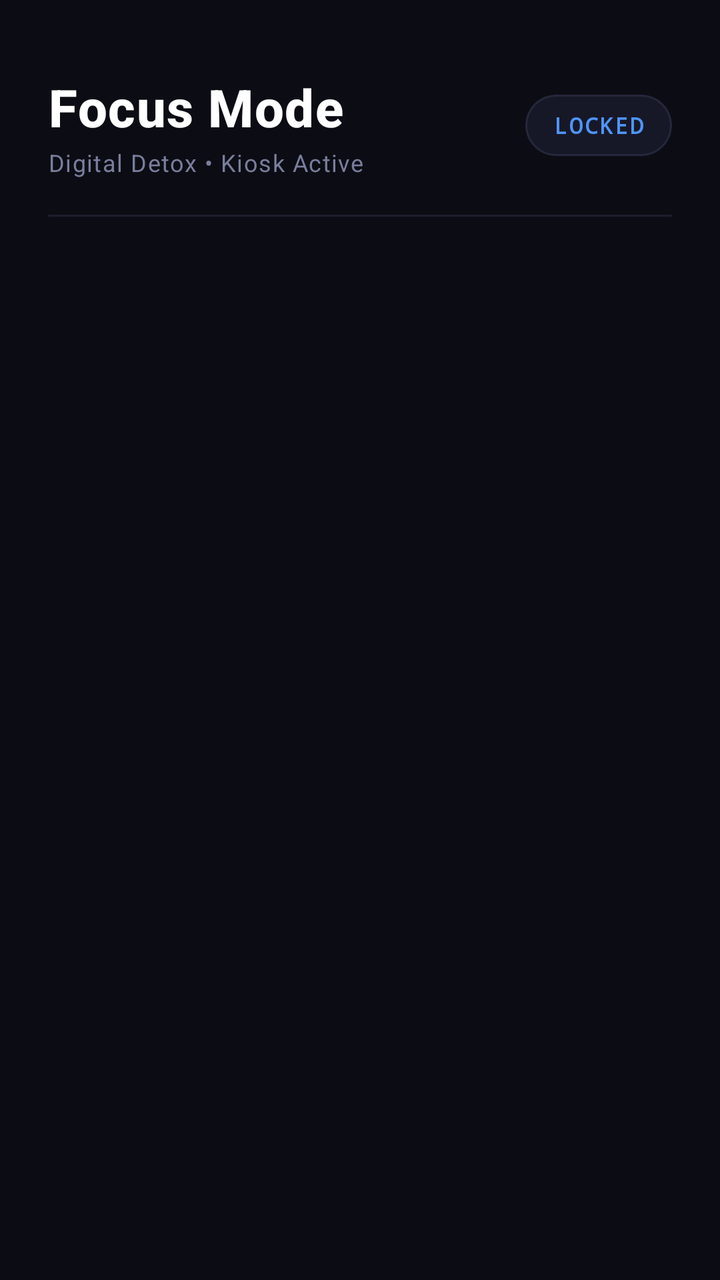
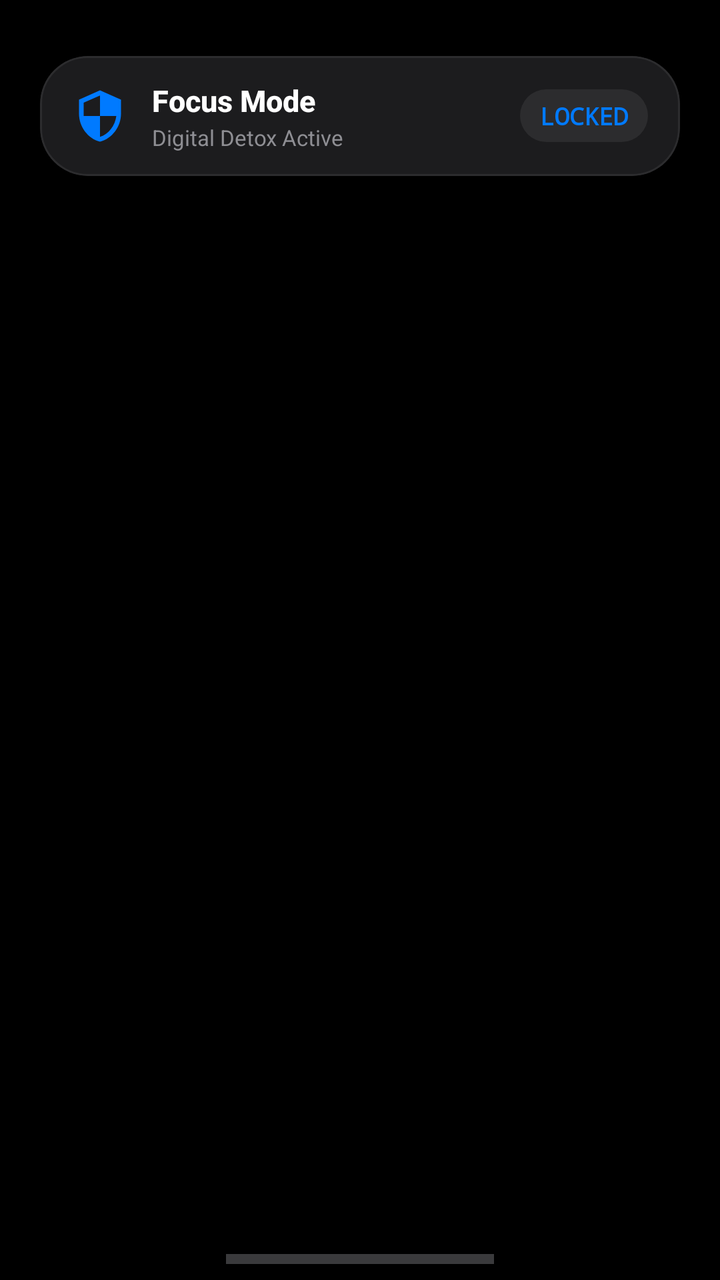

An Android layout rendered at two revisions. The XML below is the earlier revision; the diff shows what the commit changed to produce the second picture.
<!-- AndroidManifest.xml: application theme Theme.FocusKiosk -->
<!-- res/layout/activity_home_launcher.xml -->
<?xml version="1.0" encoding="utf-8"?>
<androidx.constraintlayout.widget.ConstraintLayout
    xmlns:android="http://schemas.android.com/apk/res/android"
    xmlns:app="http://schemas.android.com/apk/res-auto"
    android:layout_width="match_parent"
    android:layout_height="match_parent"
    android:background="#0C0D14">

    
    <LinearLayout
        android:id="@+id/headerLayout"
        android:layout_width="0dp"
        android:layout_height="wrap_content"
        android:orientation="vertical"
        android:paddingStart="24dp"
        android:paddingEnd="24dp"
        android:paddingTop="36dp"
        android:paddingBottom="12dp"
        app:layout_constraintTop_toTopOf="parent"
        app:layout_constraintStart_toStartOf="parent"
        app:layout_constraintEnd_toEndOf="parent">

        <LinearLayout
            android:layout_width="match_parent"
            android:layout_height="wrap_content"
            android:orientation="horizontal"
            android:gravity="center_vertical">

            <LinearLayout
                android:layout_width="0dp"
                android:layout_height="wrap_content"
                android:layout_weight="1"
                android:orientation="vertical">

                <TextView
                    android:id="@+id/tvTitle"
                    android:layout_width="wrap_content"
                    android:layout_height="wrap_content"
                    android:text="Focus Mode"
                    android:textColor="#FFFFFF"
                    android:textSize="26sp"
                    android:textStyle="bold"
                    android:fontFamily="sans-serif-medium"
                    android:letterSpacing="0.02" />

                <TextView
                    android:id="@+id/tvSubtitle"
                    android:layout_width="wrap_content"
                    android:layout_height="wrap_content"
                    android:layout_marginTop="2dp"
                    android:text="Digital Detox • Kiosk Active"
                    android:textColor="#7A7E9D"
                    android:textSize="12sp"
                    android:letterSpacing="0.04" />
            </LinearLayout>

            
            <com.google.android.material.card.MaterialCardView
                android:id="@+id/cardCountdown"
                android:layout_width="wrap_content"
                android:layout_height="wrap_content"
                app:cardCornerRadius="16dp"
                app:cardElevation="0dp"
                app:strokeWidth="1dp"
                app:strokeColor="#25273C"
                app:cardBackgroundColor="#171827">

                <TextView
                    android:id="@+id/tvCountdown"
                    android:layout_width="wrap_content"
                    android:layout_height="wrap_content"
                    android:paddingStart="14dp"
                    android:paddingEnd="14dp"
                    android:paddingTop="8dp"
                    android:paddingBottom="8dp"
                    android:text="LOCKED"
                    android:textColor="#4E95FF"
                    android:textSize="11sp"
                    android:textStyle="bold"
                    android:letterSpacing="0.08"
                    android:fontFamily="monospace" />
            </com.google.android.material.card.MaterialCardView>

        </LinearLayout>

        <View
            android:layout_width="match_parent"
            android:layout_height="1dp"
            android:layout_marginTop="18dp"
            android:background="#1B1D2F" />

    </LinearLayout>

    
    <androidx.recyclerview.widget.RecyclerView
        android:id="@+id/rvApps"
        android:layout_width="0dp"
        android:layout_height="0dp"
        android:paddingStart="12dp"
        android:paddingEnd="12dp"
        android:paddingTop="8dp"
        android:paddingBottom="24dp"
        android:clipToPadding="false"
        app:layout_constraintTop_toBottomOf="@id/headerLayout"
        app:layout_constraintBottom_toBottomOf="parent"
        app:layout_constraintStart_toStartOf="parent"
        app:layout_constraintEnd_toEndOf="parent" />

</androidx.constraintlayout.widget.ConstraintLayout>
<!-- resources referenced by this layout -->
<resources>
  <style name="Theme.FocusKiosk" parent="Theme.MaterialComponents.DayNight.NoActionBar">
          <item name="colorPrimary">#1A1A2E</item>
          <item name="colorPrimaryVariant">#16213E</item>
          <item name="colorOnPrimary">#FFFFFF</item>
          <item name="colorSecondary">#0F3460</item>
          <item name="colorOnSecondary">#FFFFFF</item>
          <item name="android:windowBackground">#0D0D0D</item>
          <item name="android:statusBarColor">#1A1A2E</item>
          <item name="android:navigationBarColor">#1A1A2E</item>
      </style>
</resources>

<!-- the commit's change to res/layout/activity_home_launcher.xml (unified diff, before → after) -->
@@ -4,7 +4,7 @@
     xmlns:app="http://schemas.android.com/apk/res-auto"
     android:layout_width="match_parent"
     android:layout_height="match_parent"
-    android:background="#0C0D14">
+    android:background="#000000">
 
     
     <LinearLayout
@@ -12,82 +12,90 @@
         android:layout_width="0dp"
         android:layout_height="wrap_content"
         android:orientation="vertical"
-        android:paddingStart="24dp"
-        android:paddingEnd="24dp"
-        android:paddingTop="36dp"
-        android:paddingBottom="12dp"
+        android:paddingStart="20dp"
+        android:paddingEnd="20dp"
+        android:paddingTop="28dp"
+        android:paddingBottom="8dp"
         app:layout_constraintTop_toTopOf="parent"
         app:layout_constraintStart_toStartOf="parent"
         app:layout_constraintEnd_toEndOf="parent">
 
-        <LinearLayout
+        
+        <com.google.android.material.card.MaterialCardView
+            android:id="@+id/cardCountdown"
             android:layout_width="match_parent"
             android:layout_height="wrap_content"
-            android:orientation="horizontal"
-            android:gravity="center_vertical">
+            app:cardCornerRadius="24dp"
+            app:cardElevation="0dp"
+            app:strokeWidth="1dp"
+            app:strokeColor="#2C2C2E"
+            app:cardBackgroundColor="#1C1C1E">
 
             <LinearLayout
-                android:layout_width="0dp"
+                android:layout_width="match_parent"
                 android:layout_height="wrap_content"
-                android:layout_weight="1"
-                android:orientation="vertical">
+                android:orientation="horizontal"
+                android:gravity="center_vertical"
+                android:paddingStart="16dp"
+                android:paddingEnd="16dp"
+                android:paddingTop="12dp"
+                android:paddingBottom="12dp">
 
-                <TextView
-                    android:id="@+id/tvTitle"
-                    android:layout_width="wrap_content"
+                
+                <ImageView
+                    android:id="@+id/ivFocusIcon"
+                    android:layout_width="28dp"
+                    android:layout_height="28dp"
+                    android:src="@drawable/ic_shield"
+                    app:tint="#007AFF"
+                    android:contentDescription="Focus Mode Icon" />
+
+                <LinearLayout
+                    android:layout_width="0dp"
                     android:layout_height="wrap_content"
-                    android:text="Focus Mode"
-                    android:textColor="#FFFFFF"
-                    android:textSize="26sp"
-                    android:textStyle="bold"
-                    android:fontFamily="sans-serif-medium"
-                    android:letterSpacing="0.02" />
+                    android:layout_weight="1"
+                    android:orientation="vertical"
+                    android:layout_marginStart="12dp"
+                    android:layout_marginEnd="8dp">
 
-                <TextView
-                    android:id="@+id/tvSubtitle"
-                    android:layout_width="wrap_content"
-                    android:layout_height="wrap_content"
-                    android:layout_marginTop="2dp"
-                    android:text="Digital Detox • Kiosk Active"
-                    android:textColor="#7A7E9D"
-                    android:textSize="12sp"
-                    android:letterSpacing="0.04" />
-            </LinearLayout>
+                    <TextView
+                        android:id="@+id/tvTitle"
+                        android:layout_width="wrap_content"
+                        android:layout_height="wrap_content"
+                        android:text="Focus Mode"
+                        android:textColor="#FFFFFF"
+                        android:textSize="15sp"
+                        android:textStyle="bold"
+                        android:fontFamily="sans-serif-medium" />
 
-            
-            <com.google.android.material.card.MaterialCardView
-                android:id="@+id/cardCountdown"
-                android:layout_width="wrap_content"
-                android:layout_height="wrap_content"
-                app:cardCornerRadius="16dp"
-                app:cardElevation="0dp"
-                app:strokeWidth="1dp"
-                app:strokeColor="#25273C"
-                app:cardBackgroundColor="#171827">
+                    <TextView
+                        android:id="@+id/tvSubtitle"
+                        android:layout_width="wrap_content"
+                        android:layout_height="wrap_content"
+                        android:layout_marginTop="1dp"
+                        android:text="Digital Detox Active"
+                        android:textColor="#8E8E93"
+                        android:textSize="11sp"
+                        android:fontFamily="sans-serif" />
+                </LinearLayout>
 
+                
                 <TextView
                     android:id="@+id/tvCountdown"
                     android:layout_width="wrap_content"
                     android:layout_height="wrap_content"
-                    android:paddingStart="14dp"
-                    android:paddingEnd="14dp"
-                    android:paddingTop="8dp"
-                    android:paddingBottom="8dp"
+                    android:background="@drawable/bg_ios_chip"
+                    android:paddingStart="10dp"
+                    android:paddingEnd="10dp"
+                    android:paddingTop="5dp"
+                    android:paddingBottom="5dp"
                     android:text="LOCKED"
-                    android:textColor="#4E95FF"
-                    android:textSize="11sp"
+                    android:textColor="#007AFF"
+                    android:textSize="12sp"
                     android:textStyle="bold"
-                    android:letterSpacing="0.08"
                     android:fontFamily="monospace" />
-            </com.google.android.material.card.MaterialCardView>
-
-        </LinearLayout>
-
-        <View
-            android:layout_width="match_parent"
-            android:layout_height="1dp"
-            android:layout_marginTop="18dp"
-            android:background="#1B1D2F" />
+            </LinearLayout>
+        </com.google.android.material.card.MaterialCardView>
 
     </LinearLayout>
 
@@ -96,12 +104,23 @@
         android:id="@+id/rvApps"
         android:layout_width="0dp"
         android:layout_height="0dp"
-        android:paddingStart="12dp"
-        android:paddingEnd="12dp"
-        android:paddingTop="8dp"
-        android:paddingBottom="24dp"
+        android:paddingStart="16dp"
+        android:paddingEnd="16dp"
+        android:paddingTop="12dp"
+        android:paddingBottom="36dp"
         android:clipToPadding="false"
         app:layout_constraintTop_toBottomOf="@id/headerLayout"
+        app:layout_constraintBottom_toTopOf="@id/viewHomeIndicator"
+        app:layout_constraintStart_toStartOf="parent"
+        app:layout_constraintEnd_toEndOf="parent" />
+
+    
+    <View
+        android:id="@+id/viewHomeIndicator"
+        android:layout_width="134dp"
+        android:layout_height="5dp"
+        android:background="#3A3A3C"
+        android:layout_marginBottom="8dp"
         app:layout_constraintBottom_toBottomOf="parent"
         app:layout_constraintStart_toStartOf="parent"
         app:layout_constraintEnd_toEndOf="parent" />
<!-- resource entries referenced after the edit -->
@@ -1,5 +1,31 @@
 <!-- resources referenced by this layout -->
 <resources>
+  <!-- drawable bg_ios_chip (drawable) -->
+  <?xml version="1.0" encoding="utf-8"?>
+  <selector xmlns:android="http://schemas.android.com/apk/res/android">
+      <item android:state_selected="true">
+          <shape android:shape="rectangle">
+              <solid android:color="#007AFF" />
+              <corners android:radius="14dp" />
+          </shape>
+      </item>
+      <item>
+          <shape android:shape="rectangle">
+              <solid android:color="#2C2C2E" />
+              <corners android:radius="14dp" />
+          </shape>
+      </item>
+  </selector>
+  <!-- drawable ic_shield (drawable) -->
+  <vector xmlns:android="http://schemas.android.com/apk/res/android"
+      android:width="24dp"
+      android:height="24dp"
+      android:viewportWidth="24"
+      android:viewportHeight="24">
+      <path
+          android:fillColor="#E53935"
+          android:pathData="M12,1L3,5v6c0,5.55 3.84,10.74 9,12c5.16,-1.26 9,-6.45 9,-12V5L12,1zM12,11.99h7c-0.53,4.12 -3.28,7.79 -7,8.94V12H5V6.3l7,-3.11v8.8z"/>
+  </vector>
   <style name="Theme.FocusKiosk" parent="Theme.MaterialComponents.DayNight.NoActionBar">
           <item name="colorPrimary">#1A1A2E</item>
           <item name="colorPrimaryVariant">#16213E</item>
